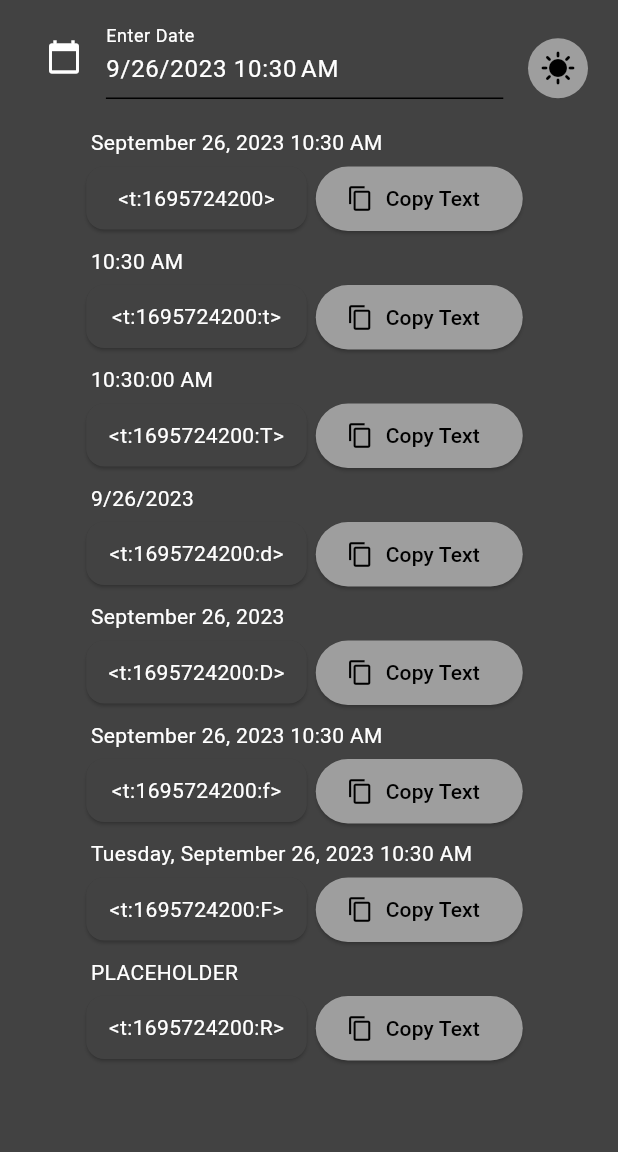
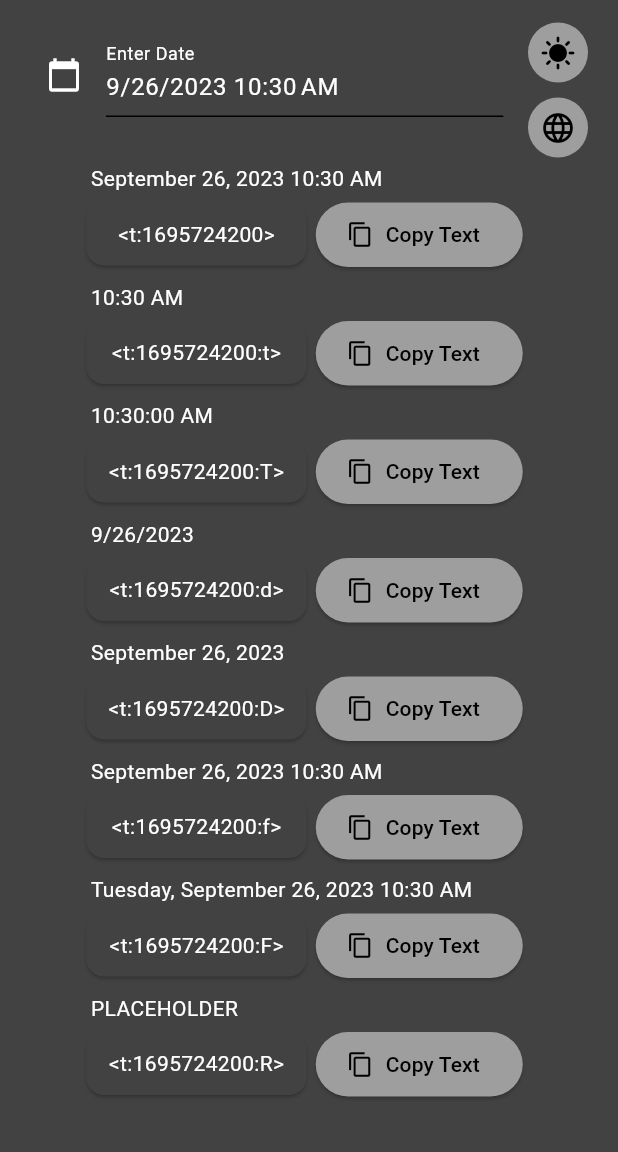
Before and after one commit to creationUnbound/DiscordTimestampGenerator, a Flutter app: the screen it shows after launch, on a phone screen of 412 x 824 dp, the part 84-1236 px from its top. Run offline on Flutter 3.47's test engine with Material 2 defaults, Android fonts, the phone set to English and light mode, and no system bars.

Commit message:
Added support for 24 time format.

```diff
--- a/discord_timestamp_generator/lib/home_page.dart
+++ b/discord_timestamp_generator/lib/home_page.dart
@@ -21,6 +21,7 @@ class _HomePageState extends State<HomePage> {
   ClipboardNotifier clipboardComparator = ClipboardNotifier();
   late ThemeNotifier themeNotifier;
   TextEditingController dateController = TextEditingController();
+  bool format12Hr = true;
   List<TimestampDisplay> timestampDisplays = [];
   List<SubtleNotification> subtleNotifications = [];
   late DateTimePicker dateTimePicker;
@@ -79,22 +80,25 @@ class _HomePageState extends State<HomePage> {
                               readOnly: true,
                               onTap: () async {
                                 await dateTimePicker.pickDateTime();
-                                dateController.text = DateFormat.yMd()
+                                dateController.text = format12Hr? DateFormat.yMd()
                                     .add_jm()
+                                    .format(dateTimePicker.dateTime) : DateFormat("dd/M/yyyy H:mm")
                                     .format(dateTimePicker.dateTime);
                                 // Tells the TimestampDisplays that they can update their dateTime.
                                 for (var timestampDisplay
                                     in timestampDisplays) {
                                   timestampDisplay.discordUnixstamp
-                                      .update(dateTimePicker.dateTime);
+                                      .updateDateTime(dateTimePicker.dateTime);
                                 }
                               }),
                         ),
                       ),
                     ]),
                   ),
+                  Column(
+                    children: [
                       Padding(
-                    padding: const EdgeInsets.only(right: 10),
+                        padding: const EdgeInsets.only(top: 5, right: 10),
                         child: CircleAvatar(
                             backgroundColor:
                                 Theme.of(context).colorScheme.primaryContainer,
@@ -105,7 +109,23 @@ class _HomePageState extends State<HomePage> {
                                 icon: Icon(!themeNotifier.isDark
                                     ? Icons.nightlight
                                     : Icons.sunny))),
-                  )
+                      ),
+                      Padding(
+                        padding: const EdgeInsets.only(top: 10, right: 10),
+                        child: CircleAvatar(
+                            backgroundColor:
+                                Theme.of(context).colorScheme.primaryContainer,
+                            child: IconButton(
+                                onPressed: () {
+                                  for(var timestampDisplay in timestampDisplays) {
+                                    timestampDisplay.discordUnixstamp.switchFormat();
+                                  }
+                                  format12Hr = !format12Hr;
+                                },
+                                icon: const Icon(Icons.language))),
+                      ),
+                    ],
+                  ),
                 ],
               ),
               ChangeNotifierProvider.value(
--- a/discord_timestamp_generator/lib/utility/discord_unixstamp/discord_unixstamp.dart
+++ b/discord_timestamp_generator/lib/utility/discord_unixstamp/discord_unixstamp.dart
@@ -6,14 +6,20 @@ class DiscordUnixstamp with ChangeNotifier {
   int unixstamp = 0;
   DateTime dateTime = DateTime.now();
   DiscordUnixstampStyle style;
+  bool format12Hr = true;
 
   DiscordUnixstamp(this.style, this.dateTime) {
     unixstamp = dateTime.secondsSinceEpoch;
   }
 
-  void update(DateTime dateTime) {
+  void updateDateTime(DateTime dateTime) {
     unixstamp = dateTime.secondsSinceEpoch;
     this.dateTime = dateTime;
+    notifyListeners();
+  }
+
+  void switchFormat() {
+    format12Hr = !format12Hr;
     notifyListeners();
   }
 
--- a/discord_timestamp_generator/lib/utility/discord_unixstamp/discord_unixstamp_style.dart
+++ b/discord_timestamp_generator/lib/utility/discord_unixstamp/discord_unixstamp_style.dart
@@ -1,19 +1,20 @@
 // Defines the timestamp style for Discord timestamps.
 
 enum DiscordUnixstampStyle {
-  defaultStyle("Default", "MMMM c, yyyy h:mm a"),
-  shortTime("Short Time", "h:mm a", discriminator: ":t"),
-  longTime("Long Time", "h:mm:ss a", discriminator: ":T"),
-  shortDate("Short Date", "M/dd/yyyy", discriminator: ":d"),
-  longDate("Long Date", "MMMM d, yyyy", discriminator: ":D"),
-  shortDateTime("Short Date/Time", "MMMM d, yyyy h:mm a", discriminator: ":f"),
-  longDateTime("Long Date/Time", "EEEE, MMMM d, yyyy h:mm a",
+  defaultStyle("Default", "MMMM c, yyyy h:mm a", "c MMMM yyyy H:mm"),
+  shortTime("Short Time", "h:mm a", "H:mm", discriminator: ":t"),
+  longTime("Long Time", "h:mm:ss a", "H:mm:ss", discriminator: ":T"),
+  shortDate("Short Date", "M/dd/yyyy", "dd/M/yyyy", discriminator: ":d"),
+  longDate("Long Date", "MMMM d, yyyy", "d MMMM yyyy", discriminator: ":D"),
+  shortDateTime("Short Date/Time", "MMMM d, yyyy h:mm a", "d MMMM yyyy H:mm", discriminator: ":f"),
+  longDateTime("Long Date/Time", "EEEE, MMMM d, yyyy h:mm a", "EEEE, d MMMM yyyy H:mm",
       discriminator: ":F"),
-  relativeTime("Relative Time", "'PLACEHOLDER'", discriminator: ":R");
+  relativeTime("Relative Time", "'PLACEHOLDER'", "'PLACEHOLDER'", discriminator: ":R");
 
   final String label;
+  final String format12Hr;
+  final String format24Hr;
   final String discriminator;
-  final String format;
-  const DiscordUnixstampStyle(this.label, this.format,
+  const DiscordUnixstampStyle(this.label, this.format12Hr, this.format24Hr,
       {this.discriminator = ""});
 }
--- a/discord_timestamp_generator/lib/widget/timestamp_display.dart
+++ b/discord_timestamp_generator/lib/widget/timestamp_display.dart
@@ -60,15 +60,12 @@ class _TimestampDisplayState extends State<TimestampDisplay>
     });
     // Starting the animation
     controller.forward();
+    overlayState.insert(overlayEntry);
 
-    overlayState.insert(overlayEntry);
     await Future.delayed(const Duration(seconds: 2));
 
     overlayEntry.remove();
     controller.dispose();
-
-    //TODO: AnimationController seems to stop working prematurely
-    //Possible memory leaK
   }
 
   @override
@@ -89,7 +86,8 @@ class _TimestampDisplayState extends State<TimestampDisplay>
                 child: Padding(
                   padding: const EdgeInsets.only(
                       left: 7, bottom: 2, right: 0, top: 4),
-                  child: Text(DateFormat(widget.discordUnixstamp.style.format)
+                  child: Text(widget.discordUnixstamp.format12Hr ? DateFormat(widget.discordUnixstamp.style.format12Hr)
+                      .format(widget.discordUnixstamp.dateTime) : DateFormat(widget.discordUnixstamp.style.format24Hr)
                       .format(widget.discordUnixstamp.dateTime)),
                 ),
               ),
```
Lines whose indentation alone changed are shown as unchanged.
